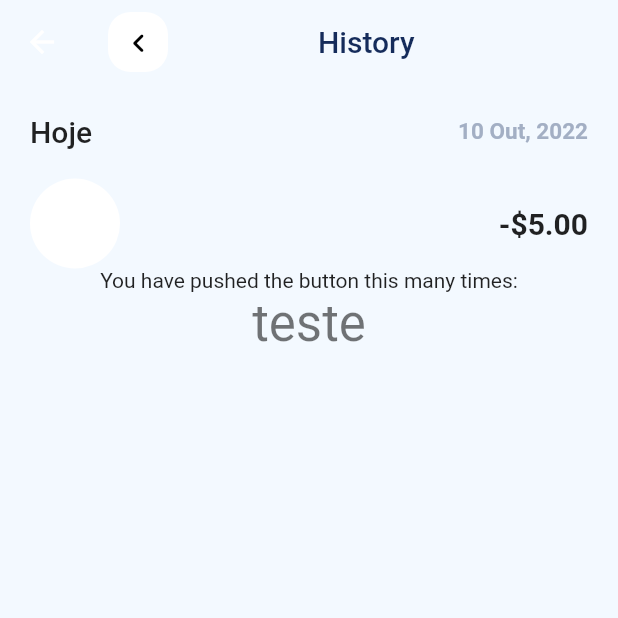
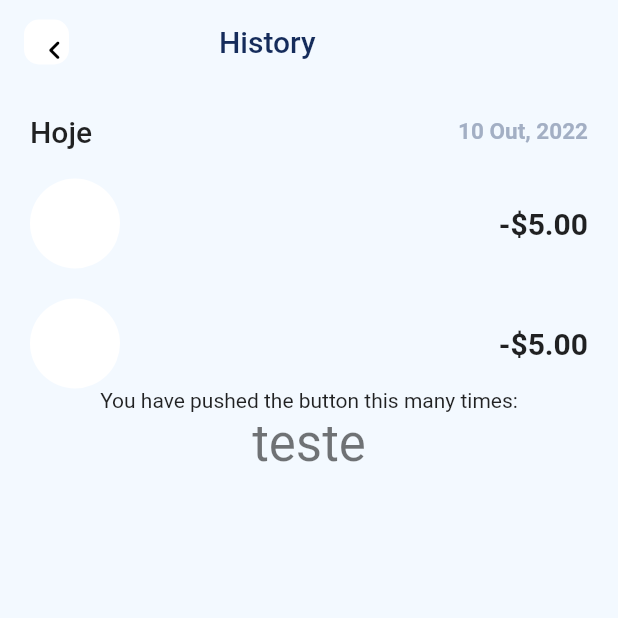
Before and after one commit to BetoHack64/ewallet_app, a Flutter app: the HistoryView screen opened directly, on a phone screen of 412 x 824 dp, the top half of it. Run offline on Flutter 3.47's test engine with Material 2 defaults, Android fonts, the phone set to English and light mode, and no system bars; our stand-ins replace get, mask_text_input_formatter, simple_animations, sliding_sheet, smooth_page_indicator; missing offline and left inert: mccounting_text.

Commit message:
Alteracao history

```diff
--- a/lib/Views/history/history_view.dart
+++ b/lib/Views/history/history_view.dart
@@ -16,21 +16,21 @@ class _HistoryViewState extends State<HistoryView> {
     return Scaffold(
       backgroundColor: const Color(0xfff3f9ff),
       appBar: AppBar(
-        // Here we take the value from the MyHomePage object that was created by
-        // the App.build method, and use it to set our appbar title.
         title: Row(
           //mainAxisAlignment: MainAxisAlignment.start,
           children: [
             Container(
                 decoration: BoxDecoration(
                   color: Colors.white,
-                  borderRadius: BorderRadius.circular(15),
+                  borderRadius: BorderRadius.circular(10),
                 ),
-                width: 40,
-                height: 40,
+                width: 30,
+                height: 30,
                 alignment: Alignment.center,
                 child: IconButton(
+
                   onPressed: () {},
+                  alignment: Alignment.center,
                   icon: const Icon(
                     Icons.keyboard_arrow_left_rounded,
                     color: Colors.black,
@@ -94,6 +94,27 @@ class _HistoryViewState extends State<HistoryView> {
                 ),
               ],
             ),
+             const SizedBox(height: 20),
+            Row(
+              mainAxisAlignment: MainAxisAlignment.spaceBetween,
+              children: [
+                Container(
+                  decoration: BoxDecoration(
+                    color: Colors.white,
+                    borderRadius: BorderRadius.circular(50),
+                  ),
+                  width: 60,
+                  height: 60,
+                ),
+                const Text(
+                  "-\$5.00",
+                  style: TextStyle(
+                    fontSize: 20,
+                    fontWeight: FontWeight.bold,
+                  ),
+                ),
+              ],
+            ),
             Column(
               mainAxisAlignment: MainAxisAlignment.center,
               children: <Widget>[
--- a/lib/Views/screen_main.dart
+++ b/lib/Views/screen_main.dart
@@ -1,4 +1,5 @@
 import 'package:ewallt_app/Views/Widget/apresetention_cards.dart';
+import 'package:ewallt_app/Views/history/history_view.dart';
 import 'package:ewallt_app/Views/home/home.dart';
 import 'package:ewallt_app/main.dart';
 import 'package:flutter/cupertino.dart';
@@ -34,7 +35,7 @@ class _ScreenMainState extends State<ScreenMain> with SingleTickerProviderStateM
          controller: controller.tabController,
          children: [
            ScreenHome(),
-           Column(children: [Text("A carregar Cartao"),],),
+           HistoryView(),
            Column(children: [Text("A carregar Cartao"),],),
            Column(children: [Text("A carregar Cartao"),],)
          ],
--- a/pubspec.yaml
+++ b/pubspec.yaml
@@ -80,7 +80,6 @@ flutter:
   # To add assets to your application, add an assets section, like this:
   assets:
     - assets/
-    - assets/images/
     - assets/card/
 
 
```
